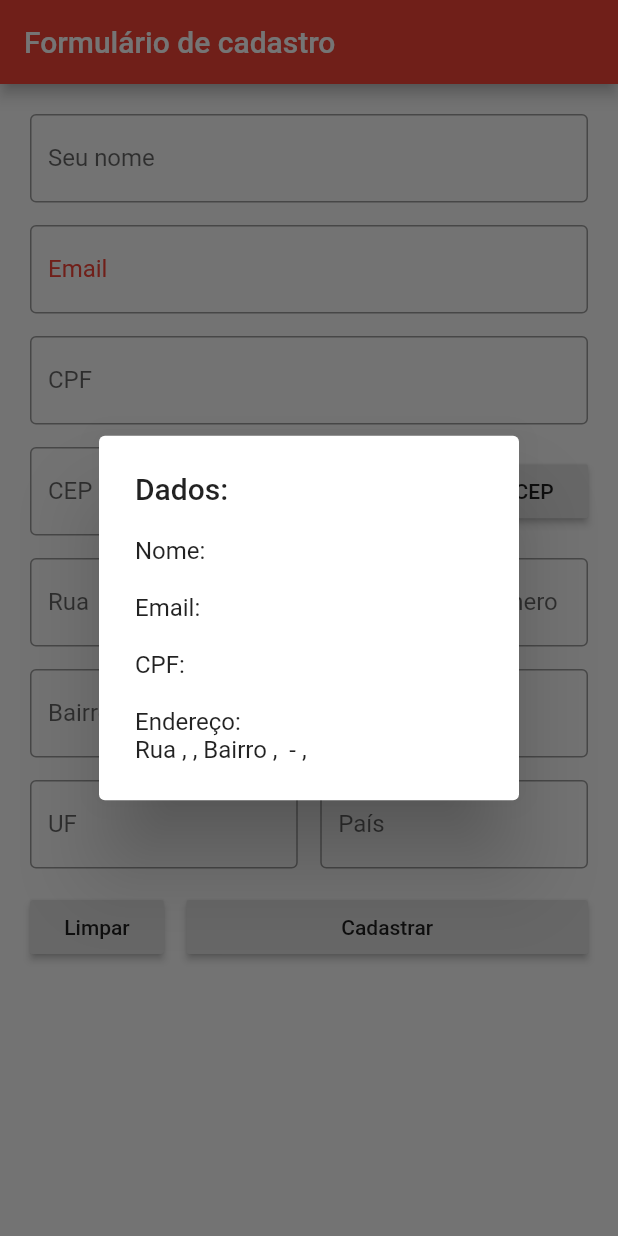
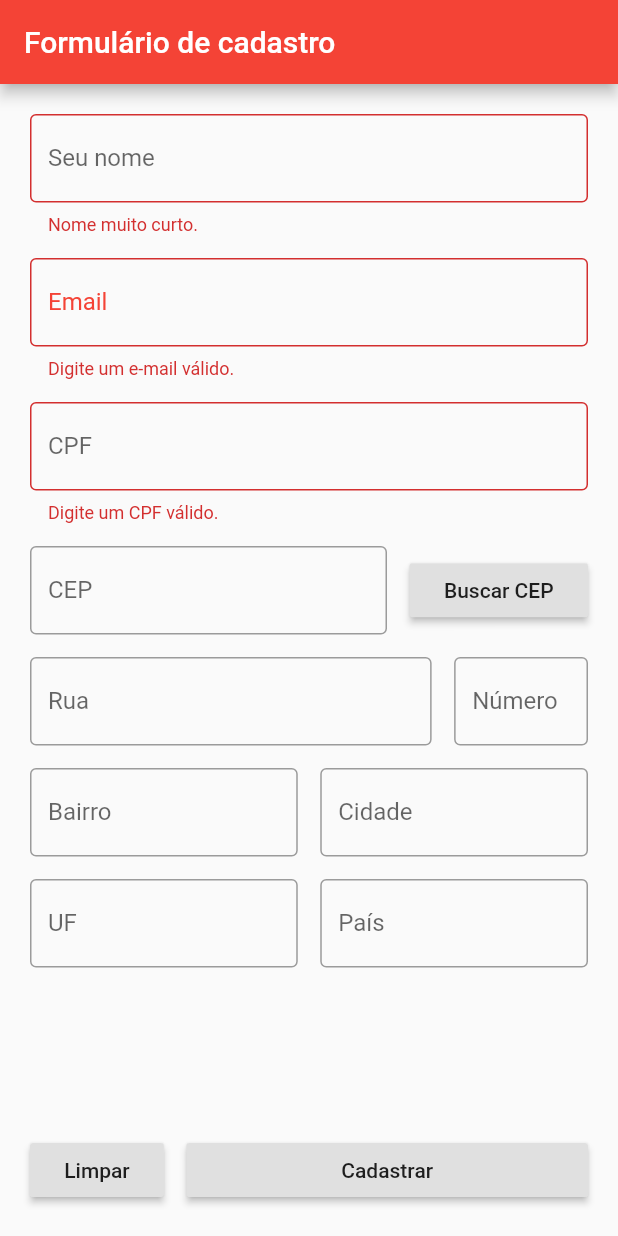
Before and after one commit to marcelo-growdev/simple_form_flutter, a Flutter app: the screen it shows after launch, after a tap on "Cadastrar", on a phone screen of 412 x 824 dp. Run offline on Flutter 3.47's test engine with Material 2 defaults, Android fonts, the phone set to English and light mode, and no system bars; our stand-ins replace email_validator; missing offline and left inert: cnpj_cpf_helper.

Commit message:
Adicionado Expanded no form e validacoes.

```diff
--- a/lib/screens/form_page.dart
+++ b/lib/screens/form_page.dart
@@ -1,4 +1,6 @@
+import 'package:email_validator/email_validator.dart';
 import 'package:flutter/material.dart';
+import 'package:cnpj_cpf_helper/cnpj_cpf_helper.dart';
 import 'package:simple_form_flutter/entities/address.dart';
 import 'package:simple_form_flutter/entities/user.dart';
 
@@ -8,7 +10,7 @@ class FormPage extends StatefulWidget {
 }
 
 class _FormPageState extends State<FormPage> {
-  final _fromKey = GlobalKey<FormState>();
+  final _formKey = GlobalKey<FormState>();
   final _user = User(address: Address());
 
   void _alertDialog(User user) {
@@ -45,7 +47,10 @@ class _FormPageState extends State<FormPage> {
       body: Container(
         padding: EdgeInsets.all(20),
         child: Form(
-          key: _fromKey,
+          key: _formKey,
+          child: Column(
+            children: <Widget>[
+              Expanded(
                 child: SingleChildScrollView(
                   child: Column(
                     children: <Widget>[
@@ -58,6 +63,15 @@ class _FormPageState extends State<FormPage> {
                             borderSide: BorderSide(color: Colors.red),
                           ),
                         ),
+                        validator: (value) {
+                          if (value.length < 3) {
+                            return 'Nome muito curto.';
+                          }
+                          if (value.length > 30) {
+                            return 'Nome muito longo.';
+                          }
+                          return null;
+                        },
                         onSaved: (value) {
                           _user.name = value;
                         },
@@ -72,6 +86,12 @@ class _FormPageState extends State<FormPage> {
                             borderSide: BorderSide(color: Colors.red),
                           ),
                         ),
+                        validator: (value) {
+                          if (!EmailValidator.validate(value)) {
+                            return 'Digite um e-mail válido.';
+                          }
+                          return null;
+                        },
                         onSaved: (value) {
                           _user.email = value;
                         },
@@ -85,6 +105,16 @@ class _FormPageState extends State<FormPage> {
                             borderSide: BorderSide(color: Colors.red),
                           ),
                         ),
+                        validator: (value) {
+                          if (!CnpjCpfBase.isCpfValid(value)) {
+                            return 'Digite um CPF válido.';
+                          }
+
+                          return null;
+                        },
+                        onChanged: (value) {
+                          return CnpjCpfBase.maskCpf(value);
+                        },
                         onSaved: (value) {
                           _user.cpf = value;
                         },
@@ -102,6 +132,7 @@ class _FormPageState extends State<FormPage> {
                                   borderSide: BorderSide(color: Colors.red),
                                 ),
                               ),
+                              validator: (value) {},
                               onSaved: (value) {
                                 _user.address.zipCode = value;
                               },
@@ -228,6 +259,10 @@ class _FormPageState extends State<FormPage> {
                         ],
                       ),
                       SizedBox(height: 15),
+                    ],
+                  ),
+                ),
+              ),
               Row(
                 children: <Widget>[
                   Expanded(
@@ -244,10 +279,12 @@ class _FormPageState extends State<FormPage> {
                     flex: 3,
                     child: RaisedButton(
                       onPressed: () {
+                        if (_formKey.currentState.validate()) {
                           setState(() {
-                            _fromKey.currentState.save();
+                            _formKey.currentState.save();
                           });
                           _alertDialog(_user);
+                        }
                       },
                       child: Text('Cadastrar'),
                     ),
@@ -258,7 +295,6 @@ class _FormPageState extends State<FormPage> {
           ),
         ),
       ),
-      ),
     );
   }
 }
```
Lines whose indentation alone changed are shown as unchanged.
